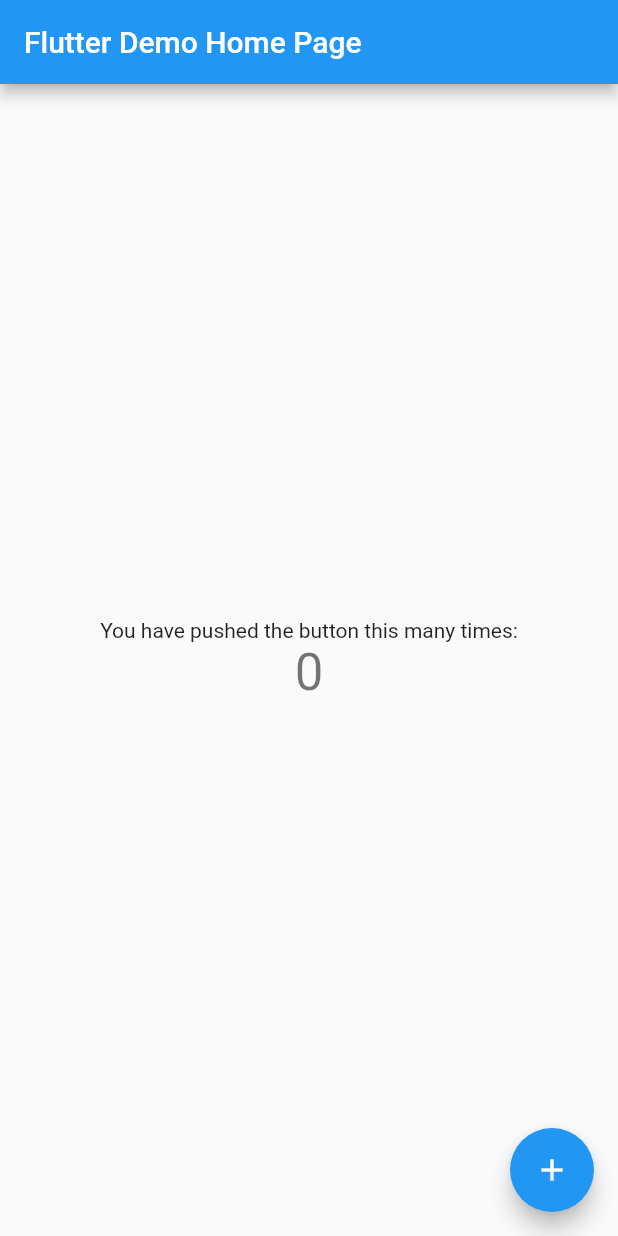
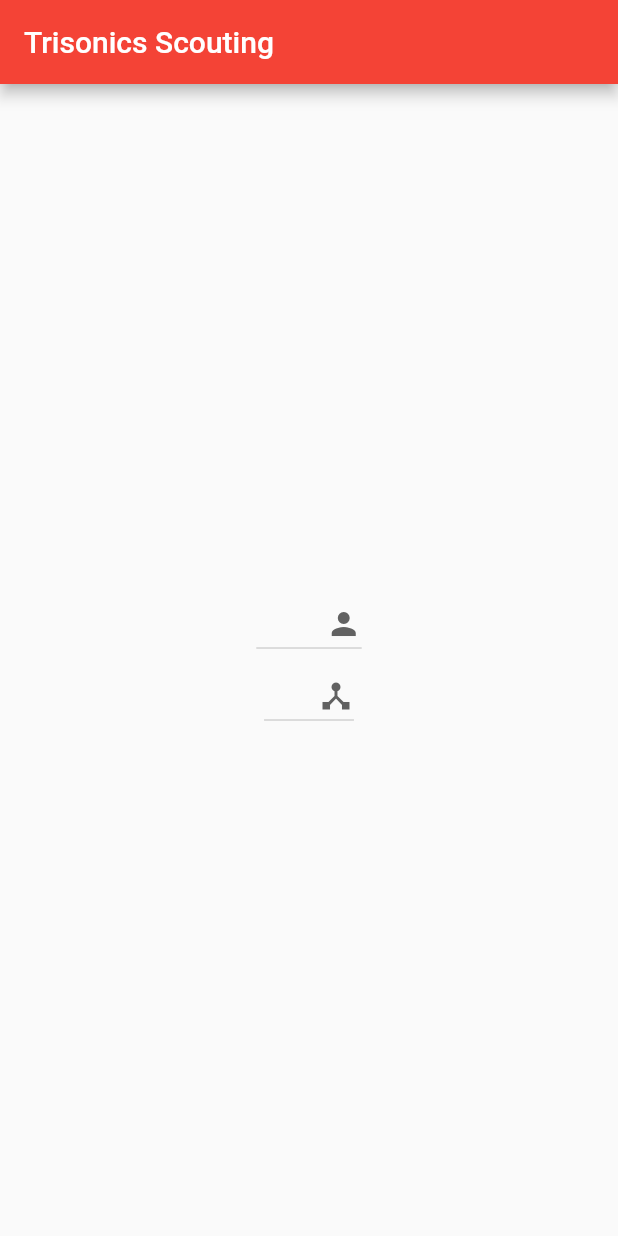
Before and after one commit to justinb4003/frc4003scout, a Flutter app: the screen it shows after launch, on a phone screen of 412 x 824 dp. Run offline on Flutter 3.47's test engine with Material 2 defaults, Android fonts, the phone set to English and light mode, and no system bars.

Commit message:
Add student and team selector

```diff
--- a/lib/main.dart
+++ b/lib/main.dart
@@ -1,32 +1,23 @@
 import 'package:flutter/material.dart';
 
-void main() => runApp(MyApp());
+void main() => runApp(FRC4003ScoutApp());
 
-class MyApp extends StatelessWidget {
+class FRC4003ScoutApp extends StatelessWidget {
   // This widget is the root of your application.
   @override
   Widget build(BuildContext context) {
     return MaterialApp(
-      title: 'Flutter Demo',
+      title: 'Trisonics Scouting',
       theme: ThemeData(
-        // This is the theme of your application.
-        //
-        // Try running your application with "flutter run". You'll see the
-        // application has a blue toolbar. Then, without quitting the app, try
-        // changing the primarySwatch below to Colors.green and then invoke
-        // "hot reload" (press "r" in the console where you ran "flutter run",
-        // or simply save your changes to "hot reload" in a Flutter IDE).
-        // Notice that the counter didn't reset back to zero; the application
-        // is not restarted.
-        primarySwatch: Colors.blue,
+        primarySwatch: Colors.red,
       ),
-      home: MyHomePage(title: 'Flutter Demo Home Page'),
+      home: ScoutHomePage(title: 'Trisonics Scouting'),
     );
   }
 }
 
-class MyHomePage extends StatefulWidget {
-  MyHomePage({Key key, this.title}) : super(key: key);
+class ScoutHomePage extends StatefulWidget {
+  ScoutHomePage({Key key, this.title}) : super(key: key);
 
   // This widget is the home page of your application. It is stateful, meaning
   // that it has a State object (defined below) that contains fields that affect
@@ -40,22 +31,14 @@
   final String title;
 
   @override
-  _MyHomePageState createState() => _MyHomePageState();
+  _ScoutHomePageState createState() => _ScoutHomePageState();
 }
 
-class _MyHomePageState extends State<MyHomePage> {
-  int _counter = 0;
-
-  void _incrementCounter() {
-    setState(() {
-      // This call to setState tells the Flutter framework that something has
-      // changed in this State, which causes it to rerun the build method below
-      // so that the display can reflect the updated values. If we changed
-      // _counter without calling setState(), then the build method would not be
-      // called again, and so nothing would appear to happen.
-      _counter++;
-    });
-  }
+class _ScoutHomePageState extends State<ScoutHomePage> {
+  String _studentName;
+  String _team;
+  var _studentNameList = <String>['Justin', 'Morrie', 'David', 'Kyle'];
+  var _teamList = <String>['3141', '5926', '5358', '7958'];
 
   @override
   Widget build(BuildContext context) {
@@ -67,45 +50,47 @@
     // than having to individually change instances of widgets.
     return Scaffold(
       appBar: AppBar(
-        // Here we take the value from the MyHomePage object that was created by
-        // the App.build method, and use it to set our appbar title.
         title: Text(widget.title),
       ),
       body: Center(
-        // Center is a layout widget. It takes a single child and positions it
-        // in the middle of the parent.
         child: Column(
-          // Column is also a layout widget. It takes a list of children and
-          // arranges them vertically. By default, it sizes itself to fit its
-          // children horizontally, and tries to be as tall as its parent.
-          //
-          // Invoke "debug painting" (press "p" in the console, choose the
-          // "Toggle Debug Paint" action from the Flutter Inspector in Android
-          // Studio, or the "Toggle Debug Paint" command in Visual Studio Code)
-          // to see the wireframe for each widget.
-          //
-          // Column has various properties to control how it sizes itself and
-          // how it positions its children. Here we use mainAxisAlignment to
-          // center the children vertically; the main axis here is the vertical
-          // axis because Columns are vertical (the cross axis would be
-          // horizontal).
           mainAxisAlignment: MainAxisAlignment.center,
-          children: <Widget>[
-            Text(
-              'You have pushed the button this many times:',
+          children: [
+            DropdownButton(
+              value: _studentName,
+              icon: Icon(Icons.person),
+              onChanged: (String v) {
+                setState(() {
+                  debugPrint("Student name set to $v");
+                  _studentName = v;
+                });
+              },
+              items: _studentNameList.map((student) {
+                return DropdownMenuItem(
+                  value: student,
+                  child: Text(student),
+                );
+              }).toList(),
             ),
-            Text(
-              '$_counter',
-              style: Theme.of(context).textTheme.display1,
+            DropdownButton(
+              value: _team,
+              icon: Icon(Icons.device_hub),
+              onChanged: (String v) {
+                setState(() {
+                  debugPrint("Team set to $v");
+                  _team = v;
+                });
+              },
+              items: _teamList.map((team) {
+                return DropdownMenuItem(
+                  value: team,
+                  child: Text(team),
+                );
+              }).toList(),
             ),
           ],
         ),
       ),
-      floatingActionButton: FloatingActionButton(
-        onPressed: _incrementCounter,
-        tooltip: 'Increment',
-        child: Icon(Icons.add),
-      ), // This trailing comma makes auto-formatting nicer for build methods.
     );
   }
 }
```
